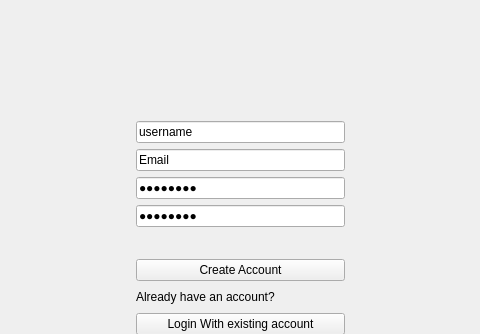
Above: forms/SignUpWindow.ui from HyprSpark/Social-Media before the change; both pictures show x 265 to 745 and y 0 to 334 of the 1000 by 600 pixel window. Below: the same form after it.
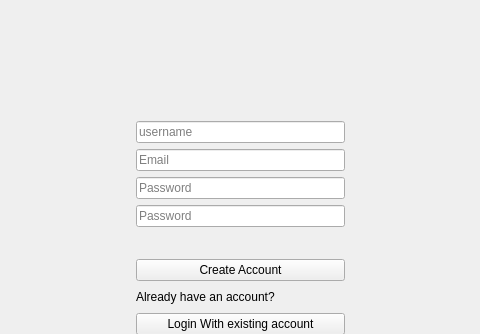
That is the form after the change.

What changed in the file:
```diff
--- a/forms/SignUpWindow.ui
+++ b/forms/SignUpWindow.ui
@@ -45,6 +45,9 @@
      <item>
       <widget class="QLineEdit" name="usernameEdit">
        <property name="text">
+        <string/>
+       </property>
+       <property name="placeholderText">
         <string>username</string>
        </property>
       </widget>
@@ -52,6 +55,9 @@
      <item>
       <widget class="QLineEdit" name="emailEdit">
        <property name="text">
+        <string/>
+       </property>
+       <property name="placeholderText">
         <string>Email</string>
        </property>
       </widget>
@@ -59,21 +65,27 @@
      <item>
       <widget class="QLineEdit" name="passEdit">
        <property name="text">
-        <string>Password</string>
+        <string/>
        </property>
        <property name="echoMode">
         <enum>QLineEdit::EchoMode::Password</enum>
        </property>
+       <property name="placeholderText">
+        <string>Password</string>
+       </property>
       </widget>
      </item>
      <item>
       <widget class="QLineEdit" name="passConfEdit">
        <property name="text">
-        <string>Password</string>
+        <string/>
        </property>
        <property name="echoMode">
         <enum>QLineEdit::EchoMode::Password</enum>
        </property>
+       <property name="placeholderText">
+        <string>Password</string>
+       </property>
       </widget>
      </item>
      <item>
```
